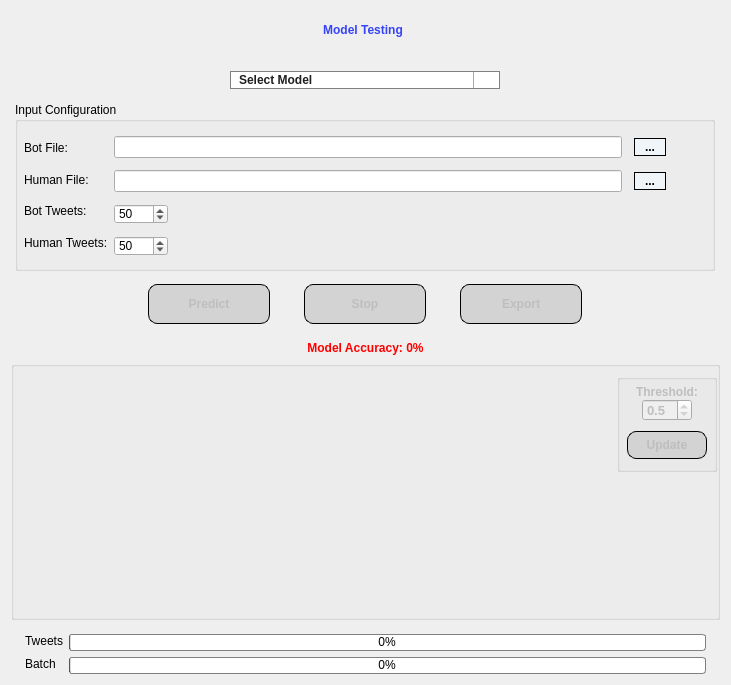
OrCo27/TwitterBotDetection, file gui/ModelTest.ui: the form before one commit.
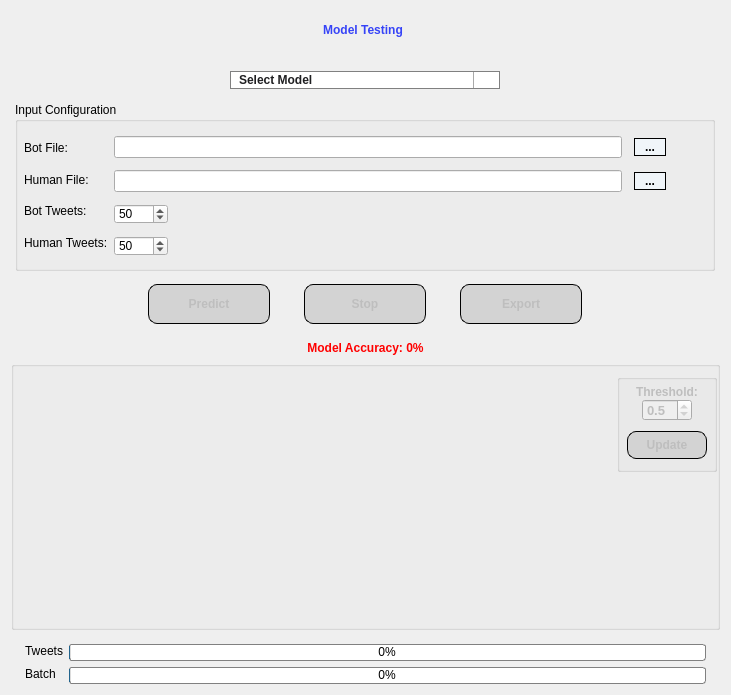
The form after the commit. Icons and pictures are not drawn. Custom widgets are drawn as their Qt base class.

Commit message: update window size

What changed in the file:
```diff
--- a/gui/ModelTest.ui
+++ b/gui/ModelTest.ui
@@ -7,7 +7,7 @@
     <x>0</x>
     <y>0</y>
     <width>731</width>
-    <height>685</height>
+    <height>695</height>
    </rect>
   </property>
   <property name="sizePolicy">
```
The commit also changes 2 other files.
